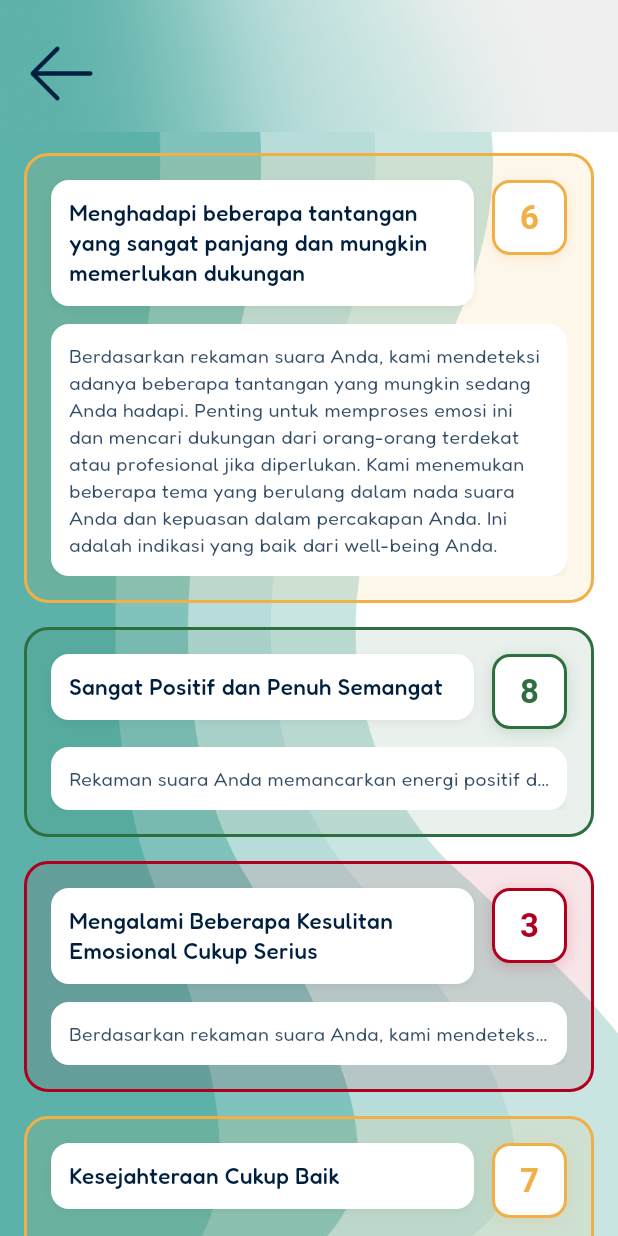
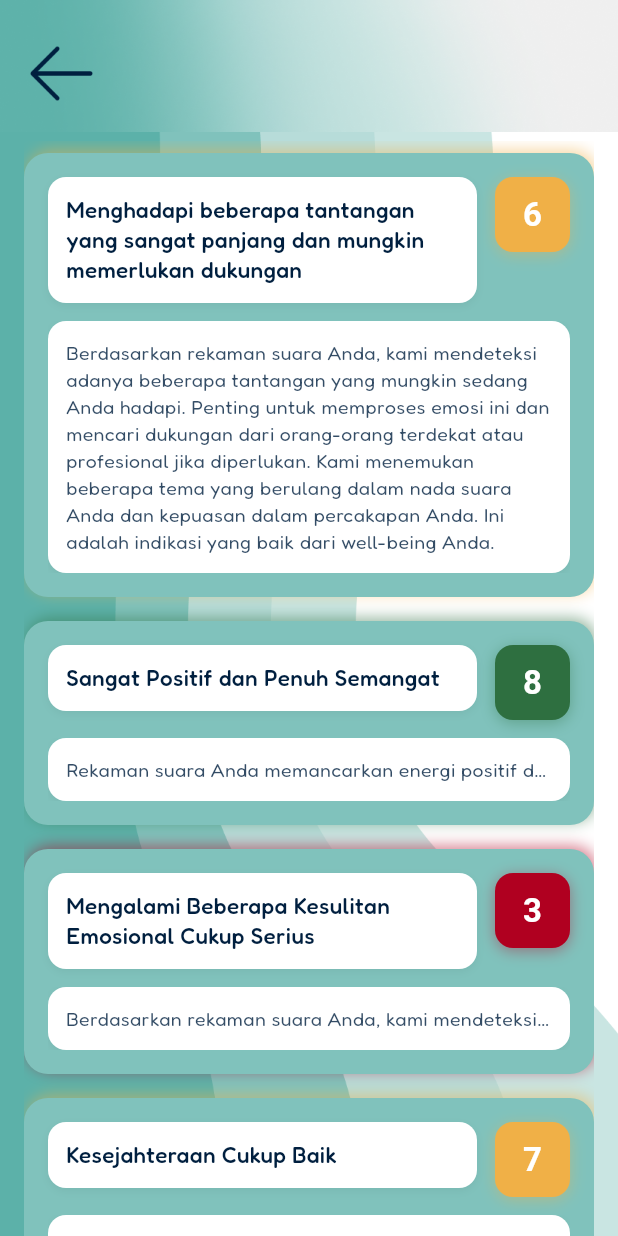
Before and after one commit to Wibson27/OtakAtik, a Flutter app: the HistoryScreen screen opened by its route, after a tap on "Menghadapi beberapa tantangan yang sanga", on a phone screen of 412 x 824 dp. Run offline on Flutter 3.47's test engine with Material 3 defaults, Android fonts, the phone set to English and light mode, and no system bars; our stand-ins replace bloc, file_picker, flutter_bloc, google_fonts, image_picker, permission_handler; missing offline and left inert: record.

Commit message:
improve voice sentiment history page design

```diff
--- a/frontend/lib/screens/history_screen.dart
+++ b/frontend/lib/screens/history_screen.dart
@@ -33,8 +33,10 @@ class _HistoryScreenState extends State<HistoryScreen> {
       id: 'history_001',
       vocalEntryId: 'entry_001',
       overallWellbeingScore: 5.5,
-      wellbeingCategory: 'Menghadapi beberapa tantangan yang sangat panjang dan mungkin memerlukan dukungan',
-      reflectionPrompt: 'Berdasarkan rekaman suara Anda, kami mendeteksi adanya beberapa tantangan yang mungkin sedang Anda hadapi. Penting untuk memproses emosi ini dan mencari dukungan dari orang-orang terdekat atau profesional jika diperlukan. Kami menemukan beberapa tema yang berulang dalam nada suara Anda dan kepuasan dalam percakapan Anda. Ini adalah indikasi yang baik dari well-being Anda.',
+      wellbeingCategory:
+          'Menghadapi beberapa tantangan yang sangat panjang dan mungkin memerlukan dukungan',
+      reflectionPrompt:
+          'Berdasarkan rekaman suara Anda, kami mendeteksi adanya beberapa tantangan yang mungkin sedang Anda hadapi. Penting untuk memproses emosi ini dan mencari dukungan dari orang-orang terdekat atau profesional jika diperlukan. Kami menemukan beberapa tema yang berulang dalam nada suara Anda dan kepuasan dalam percakapan Anda. Ini adalah indikasi yang baik dari well-being Anda.',
       createdAt: DateTime.parse('2025-06-06T10:00:00Z'),
       emotionalValence: 0.1,
       emotionalArousal: 0.2,
@@ -47,7 +49,8 @@ class _HistoryScreenState extends State<HistoryScreen> {
       vocalEntryId: 'entry_002',
       overallWellbeingScore: 8.2,
       wellbeingCategory: 'Sangat Positif dan Penuh Semangat',
-      reflectionPrompt: 'Rekaman suara Anda memancarkan energi positif dan antusiasme yang tinggi. Terus pertahankan energi positif ini dengan melakukan aktivitas yang Anda sukai, seperti hobi atau olahraga rutin. Selamat!',
+      reflectionPrompt:
+          'Rekaman suara Anda memancarkan energi positif dan antusiasme yang tinggi. Terus pertahankan energi positif ini dengan melakukan aktivitas yang Anda sukai, seperti hobi atau olahraga rutin. Selamat!',
       createdAt: DateTime.parse('2025-06-05T14:30:00Z'),
       emotionalValence: 0.8,
       emotionalArousal: 0.7,
@@ -60,7 +63,8 @@ class _HistoryScreenState extends State<HistoryScreen> {
       vocalEntryId: 'entry_003',
       overallWellbeingScore: 3.1,
       wellbeingCategory: 'Mengalami Beberapa Kesulitan Emosional Cukup Serius',
-      reflectionPrompt: 'Berdasarkan rekaman suara Anda, kami mendeteksi adanya beberapa kesulitan emosional. Kami sarankan untuk mencari dukungan atau melakukan aktivitas relaksasi seperti meditasi atau yoga. Penting untuk istirahat cukup dan menjaga diri.',
+      reflectionPrompt:
+          'Berdasarkan rekaman suara Anda, kami mendeteksi adanya beberapa kesulitan emosional. Kami sarankan untuk mencari dukungan atau melakukan aktivitas relaksasi seperti meditasi atau yoga. Penting untuk istirahat cukup dan menjaga diri.',
       createdAt: DateTime.parse('2025-06-04T09:15:00Z'),
       emotionalValence: -0.5,
       emotionalArousal: -0.3,
@@ -73,7 +77,8 @@ class _HistoryScreenState extends State<HistoryScreen> {
       vocalEntryId: 'entry_004',
       overallWellbeingScore: 6.8,
       wellbeingCategory: 'Kesejahteraan Cukup Baik',
-      reflectionPrompt: 'Analisis suara Anda menunjukkan kesejahteraan yang cukup baik, namun ada ruang untuk peningkatan. Coba eksplorasi aktivitas baru yang menstimulasi pikiran Anda dan tetap jaga komunikasi dengan orang sekitar.',
+      reflectionPrompt:
+          'Analisis suara Anda menunjukkan kesejahteraan yang cukup baik, namun ada ruang untuk peningkatan. Coba eksplorasi aktivitas baru yang menstimulasi pikiran Anda dan tetap jaga komunikasi dengan orang sekitar.',
       createdAt: DateTime.parse('2025-06-03T11:00:00Z'),
       emotionalValence: 0.3,
       emotionalArousal: 0.4,
@@ -86,7 +91,8 @@ class _HistoryScreenState extends State<HistoryScreen> {
       vocalEntryId: 'entry_005',
       overallWellbeingScore: 2.1,
       wellbeingCategory: 'Memerlukan Perhatian & Dukungan Mendesak',
-      reflectionPrompt: 'Kami mendeteksi adanya beban emosional yang signifikan dari rekaman suara Anda. Kami sangat menyarankan untuk segera mencari bantuan profesional atau berbicara dengan orang yang Anda percayai. Jangan hadapi ini sendirian, ada banyak dukungan yang tersedia.',
+      reflectionPrompt:
+          'Kami mendeteksi adanya beban emosional yang signifikan dari rekaman suara Anda. Kami sangat menyarankan untuk segera mencari bantuan profesional atau berbicara dengan orang yang Anda percayai. Jangan hadapi ini sendirian, ada banyak dukungan yang tersedia.',
       createdAt: DateTime.parse('2025-06-02T16:45:00Z'),
       emotionalValence: -0.8,
       emotionalArousal: -0.7,
@@ -114,7 +120,8 @@ class _HistoryScreenState extends State<HistoryScreen> {
     );
   }
 
-  Widget _buildMainContent(BuildContext context, double screenWidth, double screenHeight) {
+  Widget _buildMainContent(
+      BuildContext context, double screenWidth, double screenHeight) {
     return Stack(
       children: [
         Positioned(
@@ -127,7 +134,6 @@ class _HistoryScreenState extends State<HistoryScreen> {
             fit: BoxFit.cover,
           ),
         ),
-
         Positioned(
           top: 0,
           left: 0,
@@ -139,7 +145,6 @@ class _HistoryScreenState extends State<HistoryScreen> {
             fit: BoxFit.cover,
           ),
         ),
-
         Positioned(
           top: 16,
           left: 8,
@@ -157,7 +162,6 @@ class _HistoryScreenState extends State<HistoryScreen> {
             ),
           ),
         ),
-
         Positioned(
           top: 94,
           left: 16,
@@ -222,12 +226,16 @@ class HistoryCardItem extends StatelessWidget {
       width: double.infinity,
       padding: EdgeInsets.all(16),
       decoration: BoxDecoration(
-        color: itemColor.withOpacity(0.1),
+        color: Color(0xFF80C2BC), // Warna hijau Tosca dengan hex code 80C2BC
         borderRadius: BorderRadius.circular(16),
-        border: Border.all(
-          color: itemColor,
-          width: 2,
-        ),
+        // Menghapus border dan menggantinya dengan boxShadow
+        boxShadow: [
+          BoxShadow(
+            color: itemColor.withOpacity(0.5), // Warna shadow mengikuti itemColor dengan opacity 50%
+            blurRadius: 8, // Anda bisa menyesuaikan blurRadius sesuai keinginan
+            offset: const Offset(2, -2), // Offset shadow (x=2, y=-2)
+          ),
+        ],
       ),
       child: AnimatedSize(
         duration: const Duration(milliseconds: 400),
@@ -264,7 +272,8 @@ class HistoryCardItem extends StatelessWidget {
                       ),
                       textAlign: TextAlign.left,
                       maxLines: isExpanded ? null : 3,
-                      overflow: isExpanded ? TextOverflow.visible : TextOverflow.ellipsis,
+                      overflow:
+                          isExpanded ? TextOverflow.visible : TextOverflow.ellipsis,
                     ),
                   ),
                 ),
@@ -276,15 +285,11 @@ class HistoryCardItem extends StatelessWidget {
                   width: 50,
                   height: 50,
                   decoration: BoxDecoration(
-                    color: Colors.white,
+                    color: itemColor, // Background solid sesuai warna indikator
                     borderRadius: BorderRadius.circular(12),
-                    border: Border.all(
-                      color: itemColor,
-                      width: 2,
-                    ),
                     boxShadow: [
                       BoxShadow(
-                        color: itemColor.withOpacity(0.2),
+                        color: itemColor.withOpacity(0.4), // Shadow lebih menonjol
                         blurRadius: 8,
                         offset: const Offset(0, 2),
                       ),
@@ -294,7 +299,7 @@ class HistoryCardItem extends StatelessWidget {
                     child: Text(
                       itemScore.round().toString(),
                       style: GoogleFonts.roboto(
-                        color: itemColor,
+                        color: Colors.white, // Angka berwarna putih
                         fontSize: 22,
                         fontWeight: FontWeight.bold,
                       ),
@@ -309,9 +314,8 @@ class HistoryCardItem extends StatelessWidget {
             // Detail container dengan AnimatedCrossFade
             AnimatedCrossFade(
               duration: const Duration(milliseconds: 400),
-              crossFadeState: isExpanded
-                  ? CrossFadeState.showSecond
-                  : CrossFadeState.showFirst,
+              crossFadeState:
+                  isExpanded ? CrossFadeState.showSecond : CrossFadeState.showFirst,
               firstChild: Container(
                 width: double.infinity,
                 padding: EdgeInsets.all(12),
```
Also changed, not shown: frontend/lib/screens/voice_recorder_screen.dart (+13 -13 lines).
